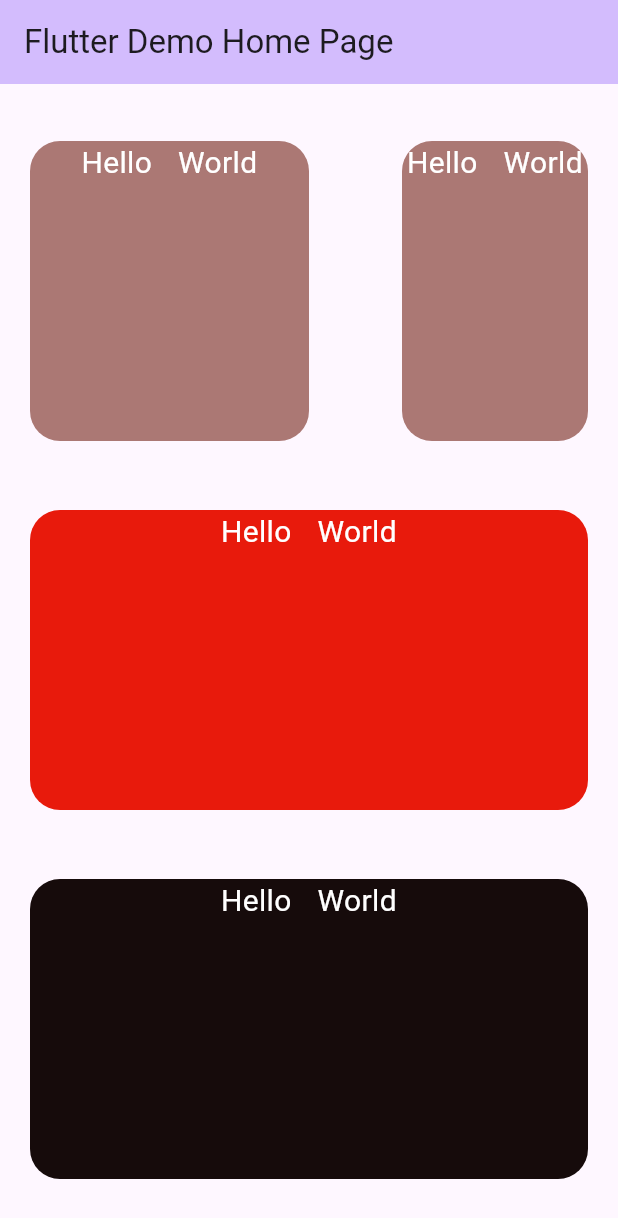
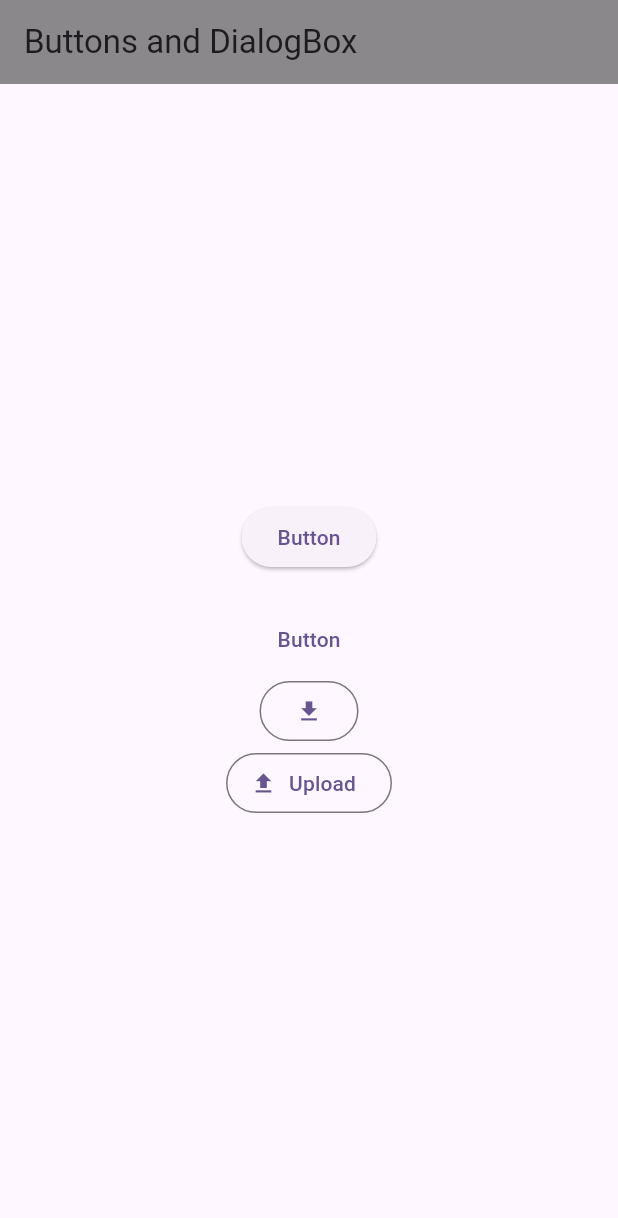
Before and after one commit to kiran11621/learn-flutter, a Flutter app: the screen it shows after launch, on a phone screen of 412 x 824 dp. Shown: the top 1218 px of the screen. Run offline on Flutter 3.47's test engine with Material 3 defaults, Android fonts, the phone set to English and light mode, and no system bars.

Commit message:
buttons and its type

```diff
--- a/learn_flutter/lib/main.dart
+++ b/learn_flutter/lib/main.dart
@@ -16,7 +16,87 @@ class MyApp extends StatelessWidget {
         colorScheme: ColorScheme.fromSeed(seedColor: Colors.deepPurple),
         useMaterial3: true,
       ),
-      home: const MyHomePage(title: 'Flutter Demo Home Page'),
+      home: const Buttons(),
     );
   }
 }
+
+class Buttons extends StatefulWidget {
+  const Buttons({super.key});
+
+  @override
+  State<Buttons> createState() => _ButtonsState();
+}
+
+class _ButtonsState extends State<Buttons> {
+  @override
+  Widget build(BuildContext context) {
+    return Scaffold(
+      appBar: AppBar(
+        title: Text('Buttons and DialogBox'),
+        backgroundColor: Colors.black45,
+      ),
+      body: Padding(
+        padding: EdgeInsets.all(20),
+        child: Column(
+          mainAxisAlignment: MainAxisAlignment.center,
+          crossAxisAlignment: CrossAxisAlignment.center,
+          children: [
+            Row(
+              mainAxisAlignment: MainAxisAlignment.center,
+              children: [
+                ElevatedButton(
+                  onPressed: () {
+                    print('Printing On Press');
+                  },
+                  child: Text(
+                    'Button',
+                  ),
+                ),
+              ],
+            ),
+            SizedBox(
+              height: 20,
+            ),
+            Row(
+              mainAxisAlignment: MainAxisAlignment.center,
+              children: [
+                TextButton(
+                  onPressed: () {
+                    print('Printing On Press');
+                  },
+                  child: Text(
+                    'Button',
+                  ),
+                ),
+              ],
+            ),
+            Row(
+              mainAxisAlignment: MainAxisAlignment.center,
+              children: [
+                OutlinedButton(
+                  onPressed: () {
+                    print('Printing On Press');
+                  },
+                  child: Icon(Icons.download),
+                ),
+              ],
+            ),
+            Row(
+              mainAxisAlignment: MainAxisAlignment.center,
+              children: [
+                OutlinedButton.icon(
+                  onPressed: () {
+                    print('Printing On Press');
+                  },
+                  label: Text('Upload'),
+                  icon: Icon(Icons.upload),
+                ),
+              ],
+            ),
+          ],
+        ),
+      ),
+    );
+  }
+}
```
